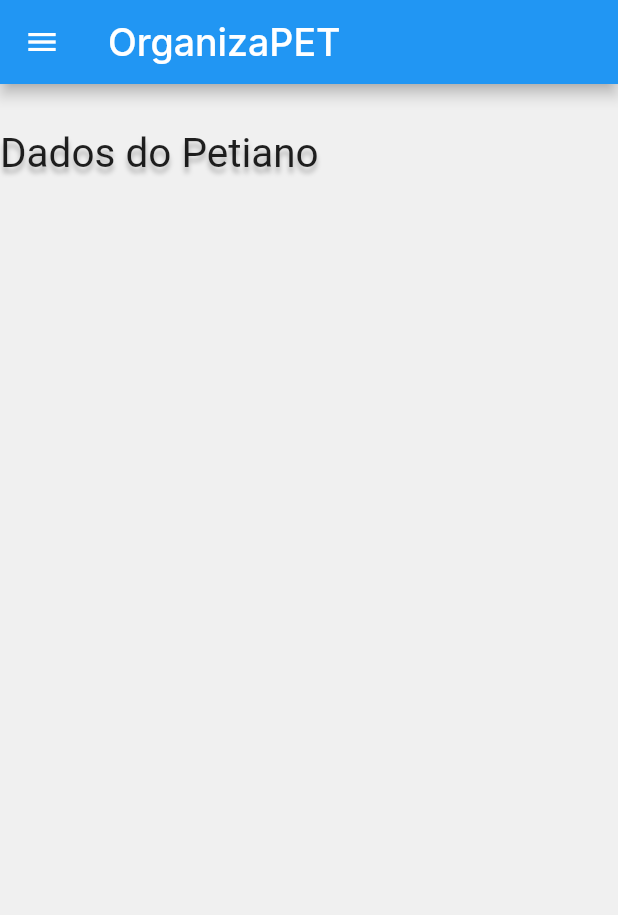
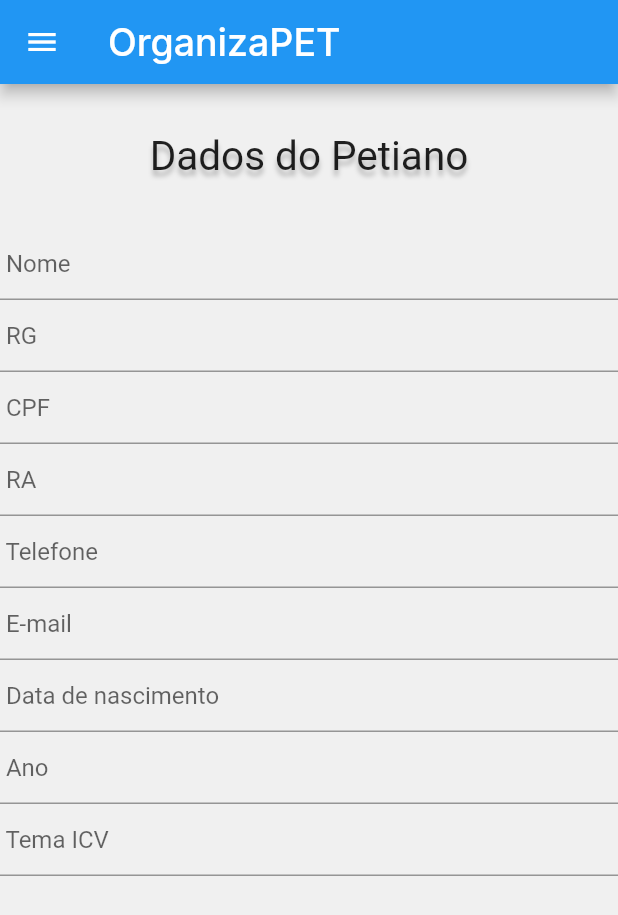
Before and after one commit to MahatKC/organizapet, a Flutter app: the screen it shows after launch, on a phone screen of 412 x 824 dp. Shown: the top 915 px of the screen. Run offline on Flutter 3.47's test engine with Material 2 defaults, Android fonts, the phone set to English and light mode, and no system bars; our stand-ins replace cloud_firestore, firebase_core, google_fonts; accounts and stored records are empty.

Commit message:
dados petianos

```diff
--- a/organizapet/lib/modules/petianos/perfil_usuario.dart
+++ b/organizapet/lib/modules/petianos/perfil_usuario.dart
@@ -16,12 +16,12 @@ class PerfilUsuario extends StatelessWidget {
       appBar: AppBar(
         title: BarraApp(),
       ),
-      body: //Column(
-
-        //children:[
-          Padding(
-            padding: const EdgeInsets.only(top: 30),
-            child: Text("Dados do Petiano", style: TextStyle(
+      body: Column(
+        children:[
+          Center(
+            heightFactor: 3,
+            child:
+             Text("Dados do Petiano", style: TextStyle(
               fontSize: 27,
               shadows:[
                 Shadow(
@@ -32,14 +32,49 @@ class PerfilUsuario extends StatelessWidget {
                 ]
               )
             )
+          ),
+            TextField(
+              decoration: InputDecoration(hintText: " Nome"),
+            ),
+            TextField(
+              decoration: InputDecoration(hintText: " RG"),
+            ),
+            TextField(
+              decoration: InputDecoration(hintText: " CPF"),
+            ),
+            TextField(
+              decoration: InputDecoration(hintText: " RA"),
+            ),
+            TextField(
+              decoration: InputDecoration(hintText: " Telefone"),
+            ),
+            TextField(
+              decoration: InputDecoration(hintText: " E-mail"),
+            ),
+            TextField(
+              decoration: InputDecoration(hintText: " Data de nascimento"),
+            ),
+            TextField(
+              decoration: InputDecoration(hintText: " Ano"),
+            ),
+            TextField(
+              decoration: InputDecoration(hintText: " Tema ICV"),
+            ),
+          //  TextField(
+           //   decoration: InputDecoration(hintText: " Orientador"),
+          //  ),
+           // TextField(
+           //   decoration: InputDecoration(hintText: " Camiseta"),
+            //),
+            //TextField(
+             // decoration: InputDecoration(hintText: " Github"),
+           // ),
+            //TextField(
+            //  decoration: InputDecoration(hintText: " Instagram"),
+            //),
+
+          ]
           )
-         // Center(child: Text("Dados do Petiano")),
-          //Padding(
-           // padding: const EdgeInsets.only(top: 100, left: 30, right: 30),
-           // child: TextField(
-           // decoration: InputDecoration(hintText: ' Nome'),
-       // ]
-        //  ),
         ),
       );
 
```
